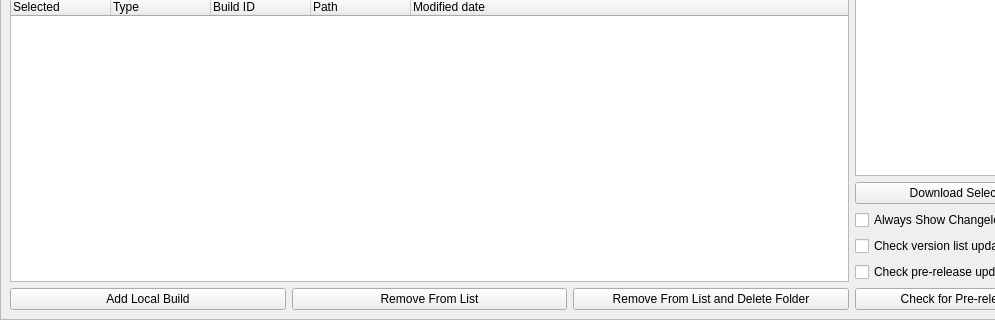
Qt form modules/version_dialog.ui (rainmakerv3/BB_Launcher) before a commit; both pictures show x 0 to 995 and y 101 to 421 of the 1122 by 421 pixel window.
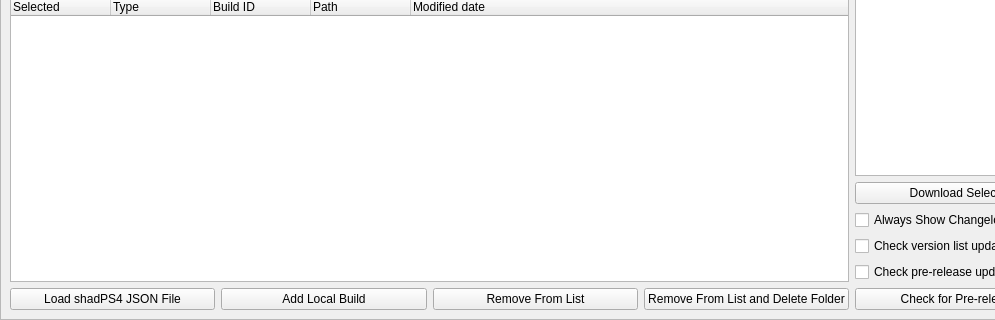
The same form after that commit. Icons and pictures are not drawn.

Commit message: Add button to load from shadPS4 versions json

What changed in the file:
```diff
--- a/modules/version_dialog.ui
+++ b/modules/version_dialog.ui
@@ -176,6 +176,13 @@
            <property name="topMargin">
             <number>0</number>
            </property>
+           <item>
+            <widget class="QPushButton" name="loadJsonButton">
+             <property name="text">
+              <string>Load shadPS4 JSON File</string>
+             </property>
+            </widget>
+           </item>
            <item>
             <widget class="QPushButton" name="addLocalVersionButton">
              <property name="text">
```
The commit also changes 5 other files.
